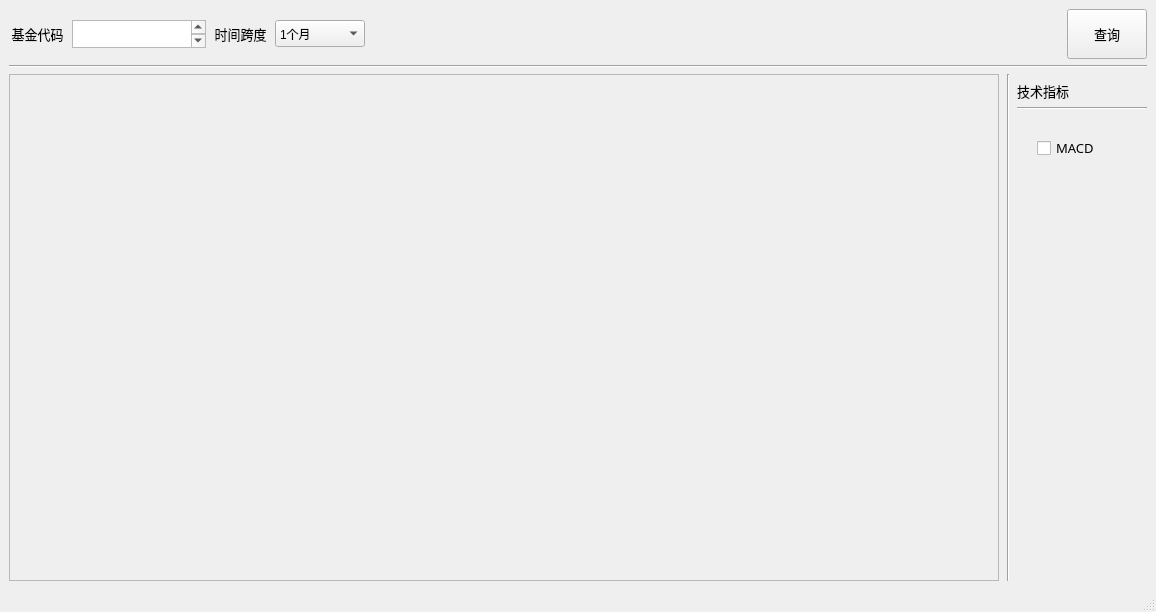
Qt form ui/main_window.ui (KirinDr/Fund-Tool) before a commit.
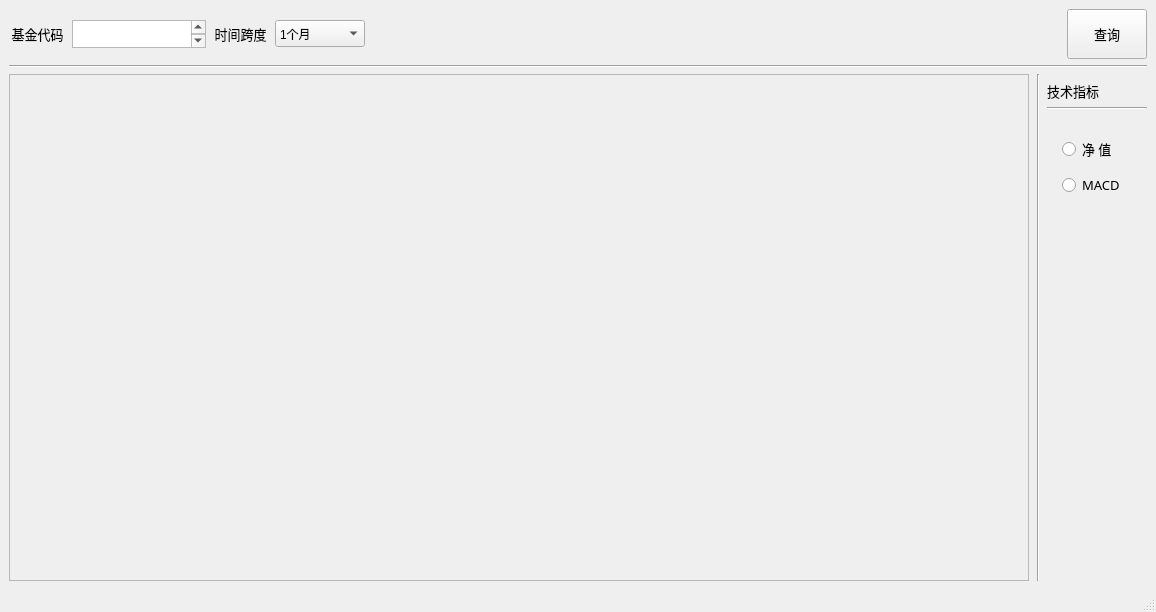
The same form after that commit.

Commit message: 修改了切换按钮，MACD使用累计净值

```diff
--- a/ui/main_window.ui
+++ b/ui/main_window.ui
@@ -207,7 +207,7 @@
           <rect>
            <x>0</x>
            <y>0</y>
-           <width>983</width>
+           <width>1014</width>
            <height>446</height>
           </rect>
          </property>
@@ -280,8 +280,14 @@
         </item>
         <item>
          <layout class="QVBoxLayout" name="verticalLayout">
+          <property name="spacing">
+           <number>11</number>
+          </property>
           <property name="leftMargin">
-           <number>20</number>
+           <number>15</number>
+          </property>
+          <property name="rightMargin">
+           <number>5</number>
           </property>
           <item>
            <spacer name="verticalSpacer_2">
@@ -300,10 +306,10 @@
            </spacer>
           </item>
           <item>
-           <widget class="QCheckBox" name="macd">
+           <widget class="QRadioButton" name="val_choose">
             <property name="minimumSize">
              <size>
-              <width>110</width>
+              <width>80</width>
               <height>0</height>
              </size>
             </property>
@@ -313,22 +319,28 @@
               <pointsize>10</pointsize>
              </font>
             </property>
-            <property name="styleSheet">
-             <string notr="true">QCheckBox#checkBox{
-padding-left:25px;
-}
-
-</string>
+            <property name="text">
+             <string>净 值</string>
+            </property>
+           </widget>
+          </item>
+          <item>
+           <widget class="QRadioButton" name="macd_choose">
+            <property name="minimumSize">
+             <size>
+              <width>80</width>
+              <height>0</height>
+             </size>
+            </property>
+            <property name="font">
+             <font>
+              <family>宋体</family>
+              <pointsize>10</pointsize>
+             </font>
             </property>
             <property name="text">
              <string>MACD</string>
             </property>
-            <property name="iconSize">
-             <size>
-              <width>16</width>
-              <height>16</height>
-             </size>
-            </property>
            </widget>
           </item>
           <item>
```
The commit also changes 5 other files.
